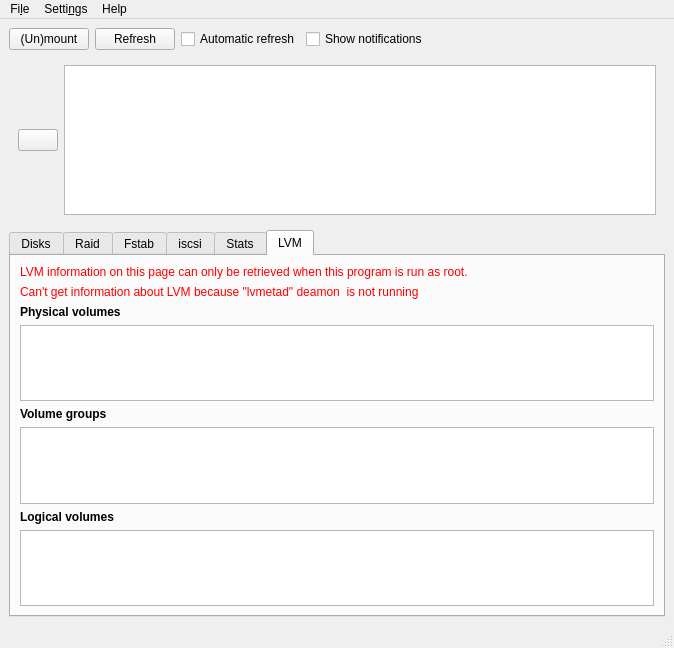
This is ui/main.ui in iddekingej/blgui as Qt 5 draws it before an edit. The edited form follows.
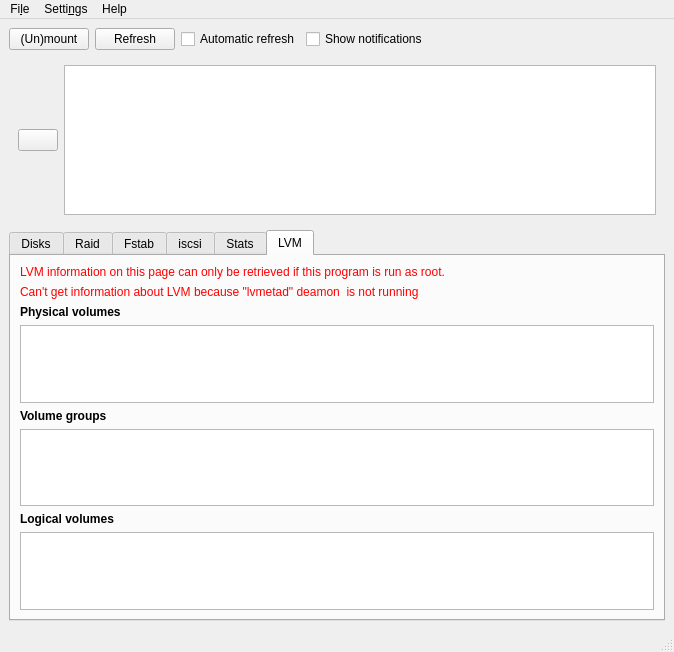
This is the edited form. The open tabs and pages were chosen to show the change. Icons and pictures are not drawn.

```diff
--- a/ui/main.ui
+++ b/ui/main.ui
@@ -7,7 +7,7 @@
     <x>0</x>
     <y>0</y>
     <width>674</width>
-    <height>648</height>
+    <height>652</height>
    </rect>
   </property>
   <property name="sizePolicy">
@@ -338,7 +338,7 @@
              <string notr="true">color:rgb(255,0,0)</string>
             </property>
             <property name="text">
-             <string>LVM information on this page can only be retrieved when this program is run as root.</string>
+             <string>LVM information on this page can only be retrieved if this program is run as root.</string>
             </property>
            </widget>
           </item>
```
Left out of the diff: 4 changed lines with no effect on the pictures.
